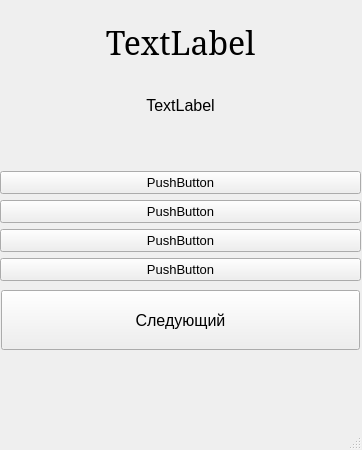
This is my_design.ui in KuznetsovaViktoria/Discover_China_1_Personal_Project as Qt 5 draws it before an edit. The edited form follows.
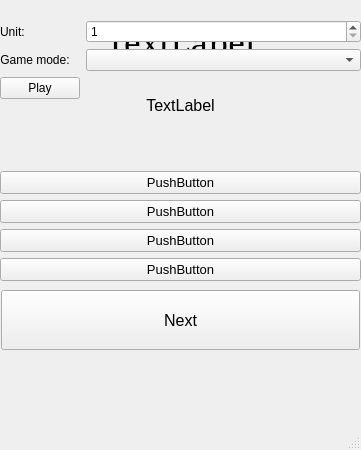
This is the edited form.

Commit message: finished 1st working version of main menu

Patch:
```diff
--- a/my_design.ui
+++ b/my_design.ui
@@ -6,7 +6,7 @@
    <rect>
     <x>0</x>
     <y>0</y>
-    <width>362</width>
+    <width>361</width>
     <height>450</height>
    </rect>
   </property>
@@ -148,7 +148,7 @@
      <set>Qt::ImhHiddenText</set>
     </property>
     <property name="text">
-     <string>Следующий</string>
+     <string>Next</string>
     </property>
     <property name="autoDefault">
      <bool>false</bool>
@@ -169,7 +169,48 @@
       <height>331</height>
      </rect>
     </property>
-    <layout class="QVBoxLayout" name="verticalLayout_2"/>
+    <layout class="QFormLayout" name="main_menu_layout">
+     <item row="0" column="1">
+      <widget class="QSpinBox" name="choose_unit">
+       <property name="minimum">
+        <number>1</number>
+       </property>
+       <property name="maximum">
+        <number>12</number>
+       </property>
+      </widget>
+     </item>
+     <item row="1" column="0">
+      <widget class="QLabel" name="label_mode">
+       <property name="text">
+        <string>Game mode:</string>
+       </property>
+       <property name="alignment">
+        <set>Qt::AlignCenter</set>
+       </property>
+      </widget>
+     </item>
+     <item row="1" column="1">
+      <widget class="QComboBox" name="choose_mode"/>
+     </item>
+     <item row="2" column="0">
+      <widget class="QPushButton" name="play_btn">
+       <property name="text">
+        <string>Play</string>
+       </property>
+      </widget>
+     </item>
+     <item row="0" column="0">
+      <widget class="QLabel" name="label_unit">
+       <property name="text">
+        <string>Unit:             </string>
+       </property>
+       <property name="alignment">
+        <set>Qt::AlignCenter</set>
+       </property>
+      </widget>
+     </item>
+    </layout>
    </widget>
   </widget>
   <widget class="QMenuBar" name="menubar">
```
Left out of the diff: 6 changed lines with no effect on the pictures. The commit also changes 2 other files.
